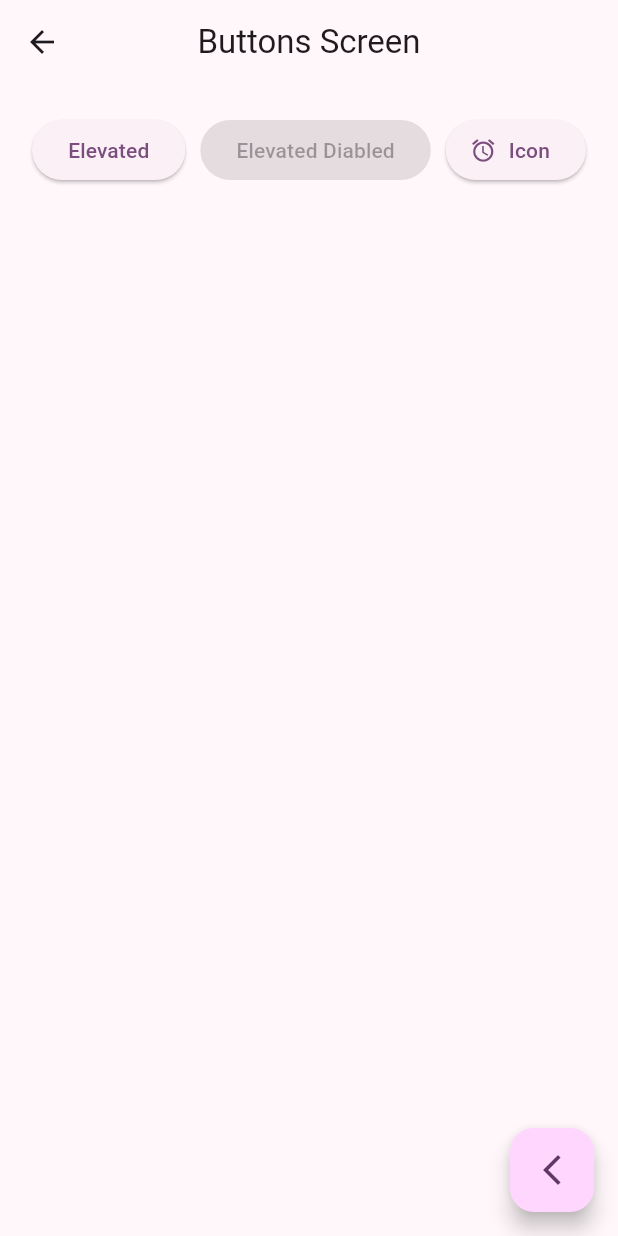
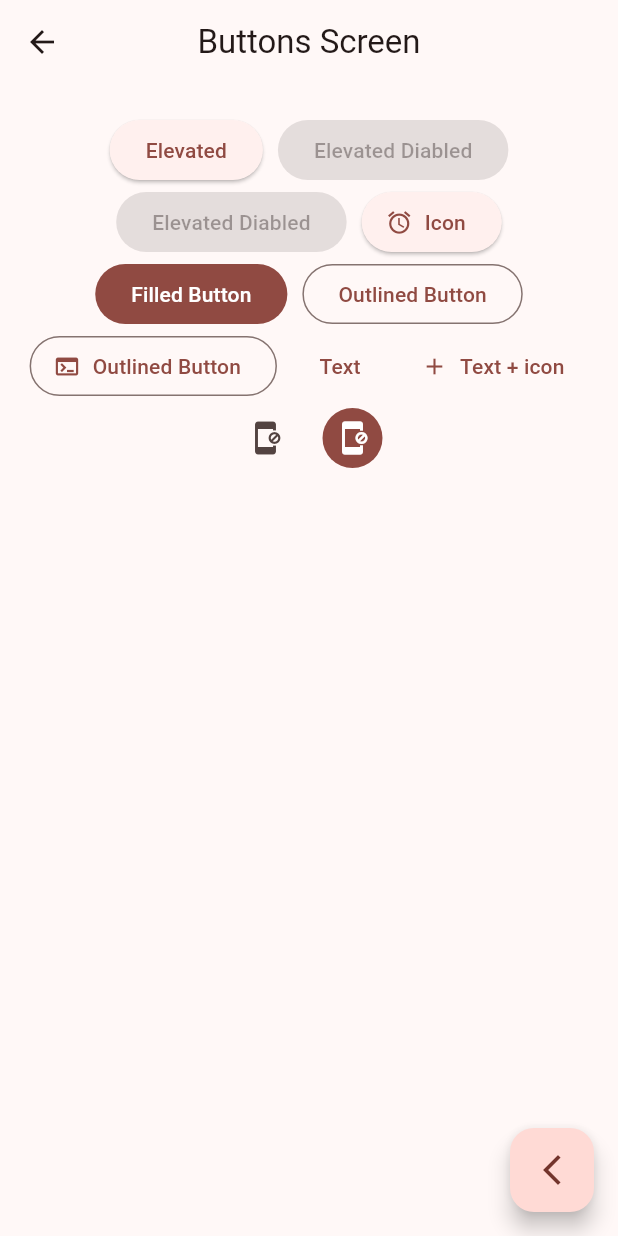
Before and after one commit to JulioFerreyra/widget_app, a Flutter app: the screen it shows after launch, after a tap on "Botones", on a phone screen of 412 x 824 dp. Run offline on Flutter 3.47's test engine with Material 2 defaults, Android fonts, the phone set to English and light mode, and no system bars; our stand-ins replace go_router.

```diff
--- a/lib/main.dart
+++ b/lib/main.dart
@@ -13,7 +13,7 @@ class MainApp extends StatelessWidget {
   Widget build(BuildContext context) {
     return  MaterialApp.router(
       debugShowCheckedModeBanner: false,
-      theme: AppTheme(selectedColor: 5).getTheme(),
+      theme: AppTheme(selectedColor:4).getTheme(),
       routerConfig: appRouter,
     );
   }
--- a/lib/presentation/screens/buttons/buttons_screen.dart
+++ b/lib/presentation/screens/buttons/buttons_screen.dart
@@ -10,7 +10,7 @@ class ButtonsScreen extends StatelessWidget {
   Widget build(BuildContext context) {
     return Scaffold(
       appBar: AppBar(title: const Text("Buttons Screen")),
-      body:const _ButtonsView(),
+      body: const _ButtonsView(),
       floatingActionButton: FloatingActionButton(
         child: const Icon(Icons.arrow_back_ios_new),
         onPressed: () => context.pop(),
@@ -24,19 +24,44 @@ class _ButtonsView extends StatelessWidget {
 
   @override
   Widget build(BuildContext context) {
-    return  SizedBox(
+    final colors = Theme.of(context).colorScheme;
+    return SizedBox(
       width: double.infinity,
       child: Padding(
-        padding: const EdgeInsets.symmetric( horizontal: 10, vertical: 20),
-
+        padding: const EdgeInsets.symmetric(horizontal: 10, vertical: 20),
         child: Wrap(
-          crossAxisAlignment: WrapCrossAlignment.center,
           alignment: WrapAlignment.center,
           spacing: 10,
           children: [
             ElevatedButton(onPressed: () {}, child: const Text("Elevated")),
-            const ElevatedButton(onPressed: null, child: Text("Elevated Diabled")),
-            ElevatedButton.icon(onPressed: () {} , icon: const Icon(Icons.access_alarm_outlined),label: const Text("Icon"),),
+            const ElevatedButton(
+                onPressed: null, child: Text("Elevated Diabled")),
+            const ElevatedButton(
+                onPressed: null, child: Text("Elevated Diabled")),
+            ElevatedButton.icon(
+                onPressed: () {},
+                icon: const Icon(Icons.access_alarm_outlined),
+                label: const Text("Icon")),
+            FilledButton(onPressed: () {}, child: const Text("Filled Button")),
+            OutlinedButton(
+                onPressed: () {}, child: const Text("Outlined Button")),
+            OutlinedButton.icon(
+                onPressed: () {},
+                icon: const Icon(Icons.terminal),
+                label: const Text("Outlined Button")),
+            TextButton(onPressed: () {}, child: const Text("Text")),
+            TextButton.icon(
+                onPressed: () {},
+                icon: const Icon(Icons.add),
+                label: const Text("Text + icon")),
+            IconButton(onPressed: () {}, icon: const Icon(Icons.app_blocking)),
+            IconButton(
+                onPressed: () {},
+                icon: const Icon(Icons.app_blocking),
+                style: ButtonStyle(backgroundColor:MaterialStatePropertyAll(colors.primary),
+                iconColor: const MaterialStatePropertyAll(Colors.white)
+                )
+              ),
           ],
         ),
       ),
```
